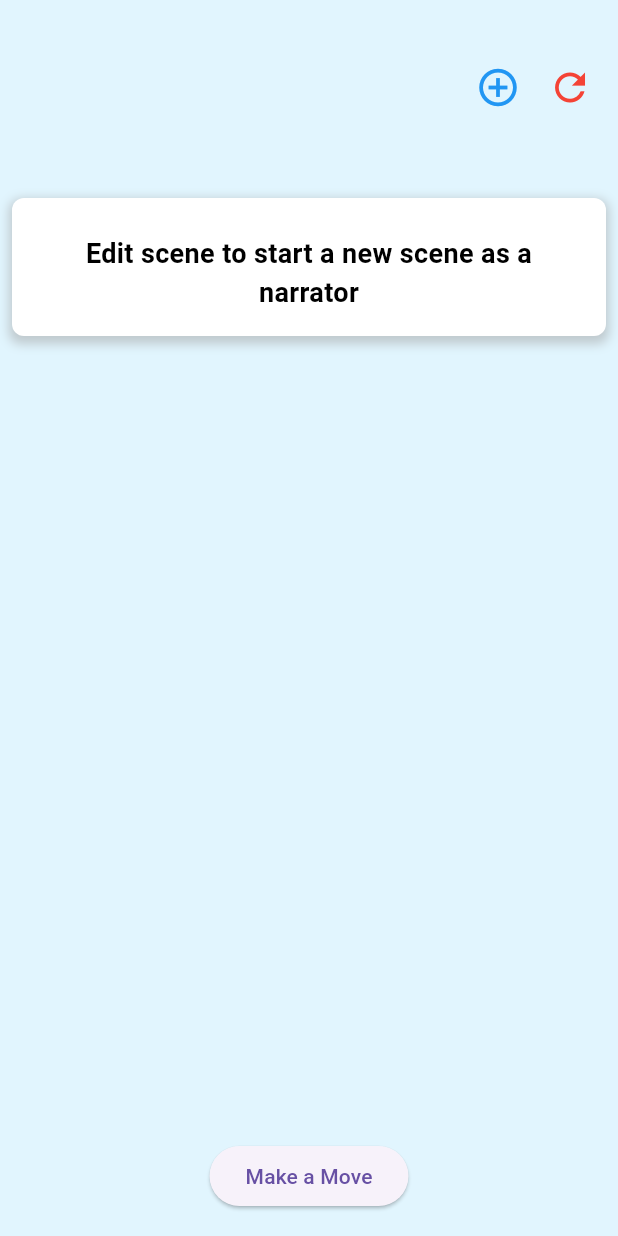
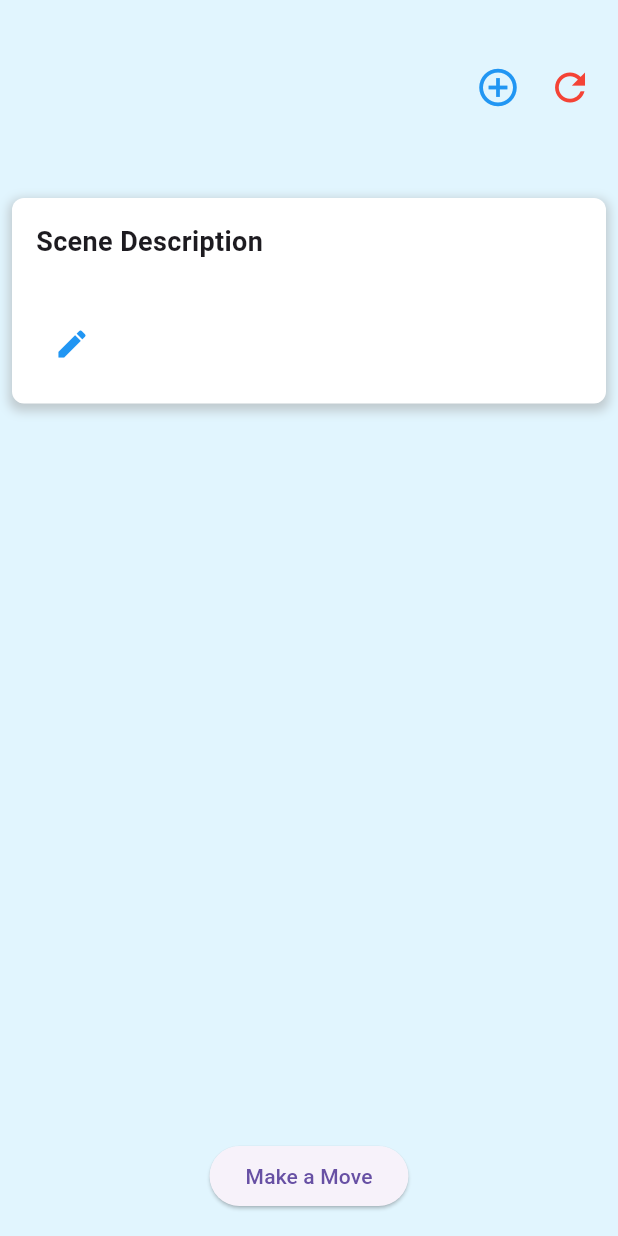
Before and after one commit to jpinedaa/story-collab-ai, a Flutter app: the screen it shows after launch, on a phone screen of 412 x 824 dp. Run offline on Flutter 3.47's test engine with Material 3 defaults, Android fonts, the phone set to English and light mode, and no system bars; network calls fail.

Commit message:
removed old scene editor logic

```diff
--- a/frontend/lib/game_room_page.dart
+++ b/frontend/lib/game_room_page.dart
@@ -1,3 +1,4 @@
+// game_room_page.dart
 import 'package:flutter/material.dart';
 import 'package:provider/provider.dart';
 import 'card_creation_page.dart';
@@ -116,20 +117,6 @@ class GameRoomPage extends StatelessWidget {
                 ListView(
                   padding: const EdgeInsets.all(8.0),
                   children: [
-                    if (gameState.currentSceneDescription.isEmpty)
-                      const BaseContainer(
-                        title: '',
-                        content:
-                            'Edit scene to start a new scene as a narrator',
-                        contentStyle: TextStyle(
-                          fontSize: 18.0,
-                          fontWeight: FontWeight.bold,
-                          color: Colors.black,
-                          decoration: TextDecoration.none,
-                        ),
-                        isCentered: true,
-                      )
-                    else ...[
                     BaseContainer(
                       title: 'Scene Description',
                       content: gameState.currentSceneDescription,
@@ -154,7 +141,6 @@ class GameRoomPage extends StatelessWidget {
                     const SizedBox(
                       height: 60,
                     ), // Spacer to ensure scrolling above the button
-                    ],
                   ],
                 ),
                 Positioned(
```
Also changed, not shown: frontend/lib/scene_display_page.dart (+5 -88 lines). Lines whose indentation alone changed are shown as unchanged.
